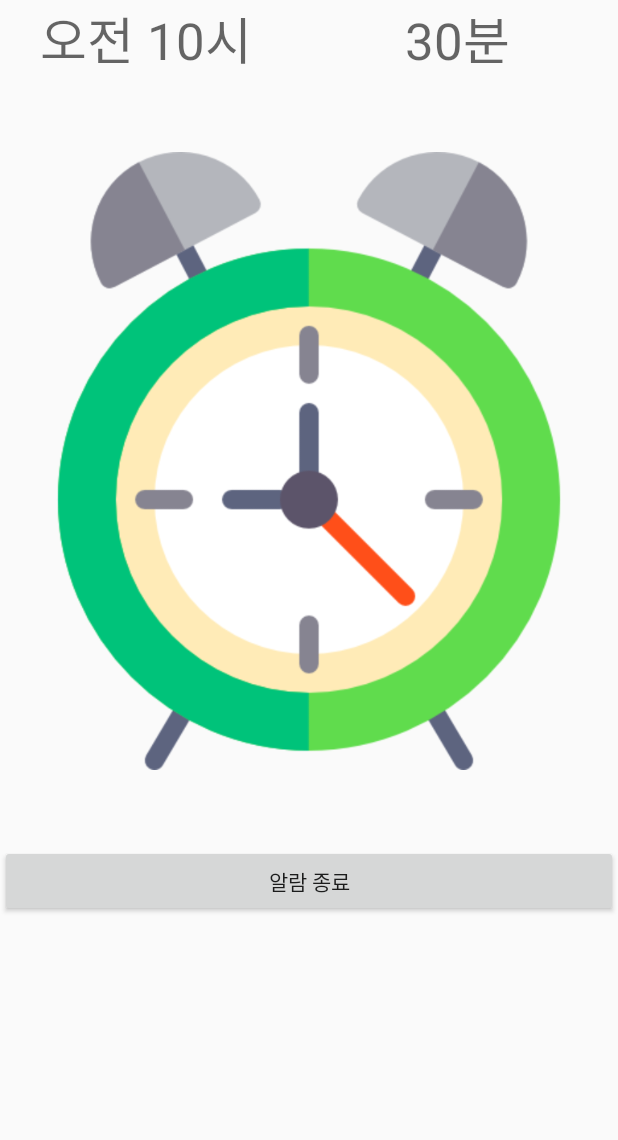
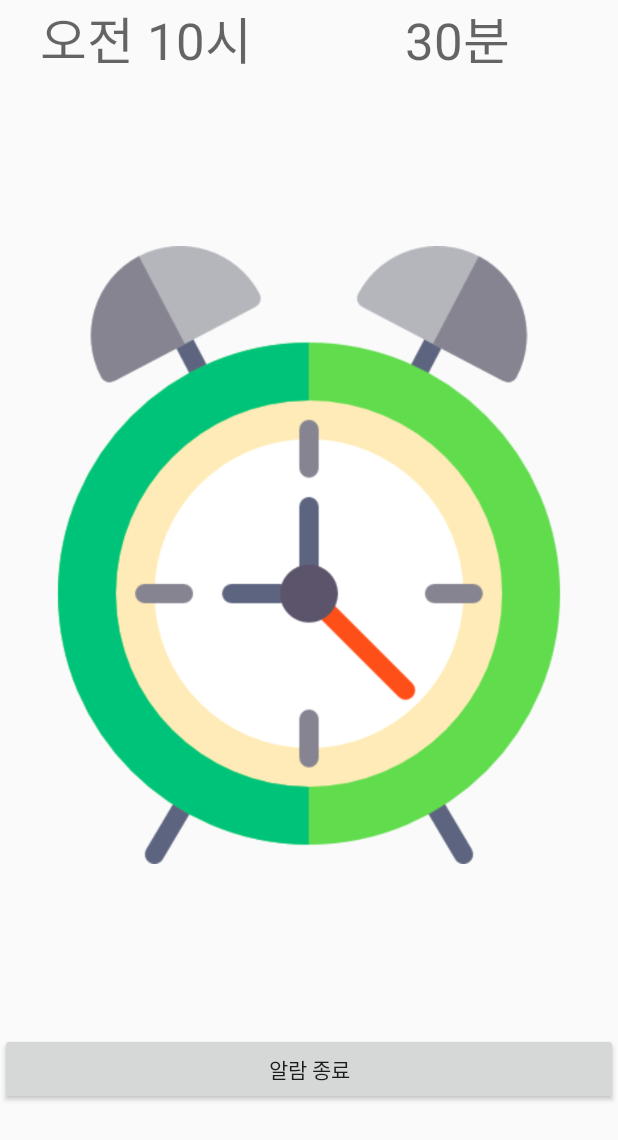
Before and after one commit to psy1064/mobile_programming, an Android app: the AlarmActivity screen opened directly, with no data from a screen before it, on a phone screen of 412 x 824 dp. Shown: the top 1140 px of the screen. Run offline under Robolectric (Android 15) with nearby library versions, the phone set to English and light mode, and no system bars.

```diff
--- a/Final_project/app/src/main/java/my/final_project/MainActivity.java
+++ b/Final_project/app/src/main/java/my/final_project/MainActivity.java
@@ -60,6 +60,7 @@ public class MainActivity extends AppCompatActivity {
     public static final int MESSAGE_WRITE = 2;
     private static final int STATE_SENDING = 1;
     private static final int STATE_NO_SENDING = 2;
+
     private int mSendingState ;
     private StringBuffer stringBuffer;
     private BluetoothService bluetoothServiceMain = null;
@@ -173,10 +174,8 @@ public class MainActivity extends AppCompatActivity {
                                 alarmCalendar.set(Calendar.SECOND,00);
                                 alarmHour = hourOfDay;
                                 alarmMinute = minute;
-                                Toast.makeText(getApplicationContext(), "알람 시간 = " + alarmHour + "시 " + alarmMinute + "분입니다.",Toast.LENGTH_LONG).show();
-
+                                Toast.makeText(getApplicationContext(), "알람 시간 = " + alarmHour + "시 " + alarmMinute + "분입니다." ,Toast.LENGTH_LONG).show();
                                 setAlarmButtonText();
-
                                 showNotify();
                                 setAlarm();
                             }
--- a/Final_project/app/src/main/res/layout/activity_alarm.xml
+++ b/Final_project/app/src/main/res/layout/activity_alarm.xml
@@ -34,7 +34,7 @@
     <ImageView
         android:id="@+id/alarmImage"
         android:layout_width="match_parent"
-        android:layout_height="wrap_content"
+        android:layout_height="637dp"
         app:srcCompat="@drawable/alarm" />
 
     <Button
```
